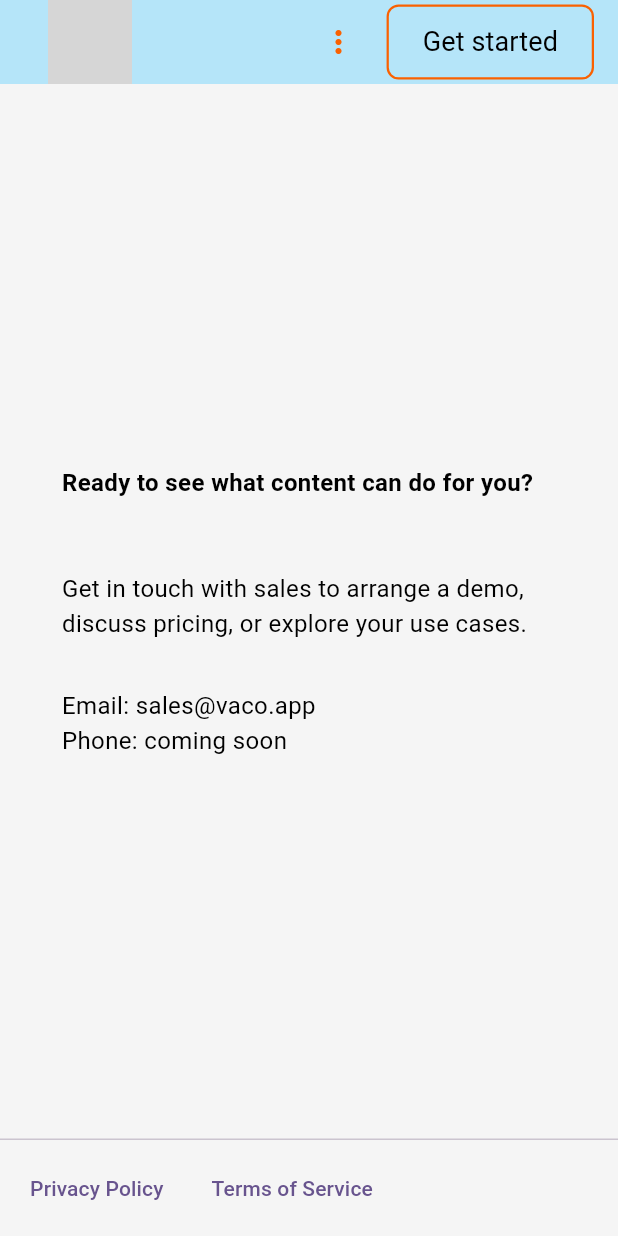
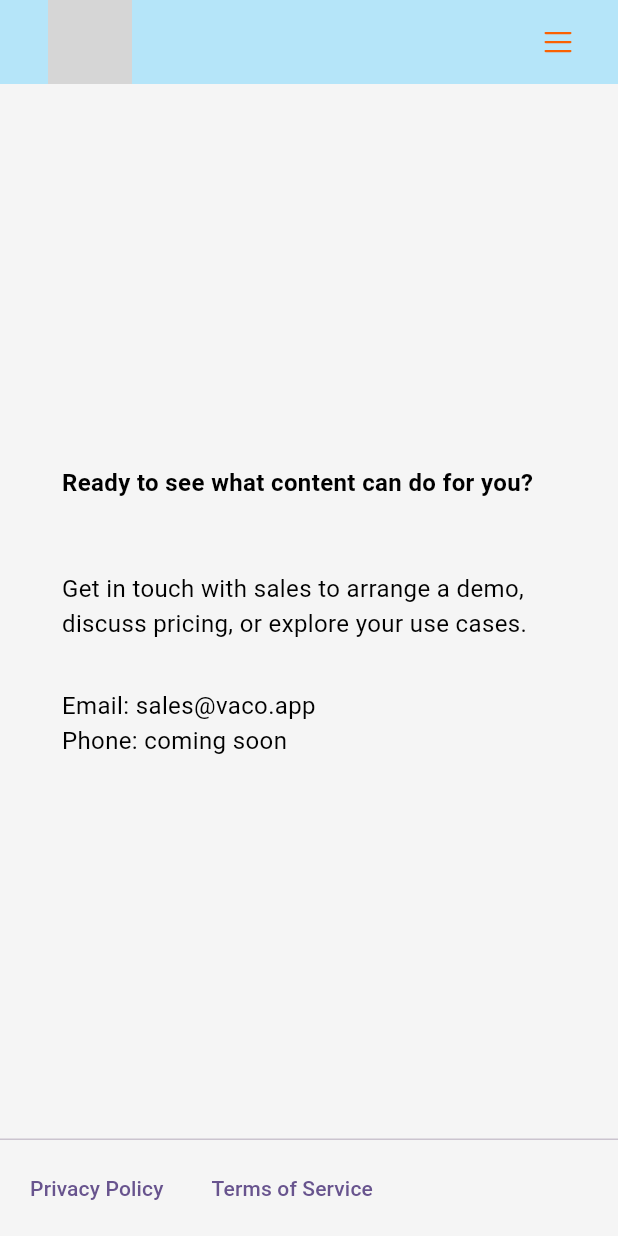
Before and after one commit to abewleytaylor/vaco-website, a Flutter app: the screen it shows after launch, after a tap on "See a demo", on a phone screen of 412 x 824 dp. Run offline on Flutter 3.47's test engine with Material 3 defaults, Android fonts, the phone set to English and light mode, and no system bars; our stand-ins replace google_fonts, phosphor_flutter; network calls fail; Roboto replaces fonts that are missing (Cantarell); grey boxes are pictures that could not be loaded.

Commit message:
Update mobile appbar menu and icon

```diff
--- a/lib/widgets/mobile_appbar.dart
+++ b/lib/widgets/mobile_appbar.dart
@@ -1,4 +1,5 @@
 import 'package:flutter/material.dart';
+import 'package:phosphor_flutter/phosphor_flutter.dart';
 import 'package:vaco_website/screens/contact_sales_screen/contact_sales_screen.dart';
 import 'package:vaco_website/screens/home_screen/home_screen.dart';
 import 'package:vaco_website/screens/platform_screen/platform_screen.dart';
@@ -42,6 +43,7 @@ class MobileAppbar extends StatelessWidget implements PreferredSizeWidget {
       toolbarHeight: 80.0,
       actions: [
         PopupMenuButton<String>(
+          icon: Icon(PhosphorIcons.list()),
           iconColor: VacoColors.vacoOrange,
           onSelected: (String value) {
             switch (value) {
@@ -72,10 +74,19 @@ class MobileAppbar extends StatelessWidget implements PreferredSizeWidget {
                     reverseTransitionDuration: Duration.zero,
                   ),
                 );
+              case 'Get started':
+                () => Navigator.pushReplacement(
+                      context,
+                      PageRouteBuilder(
+                        pageBuilder: (context, animation1, animation2) => ContactSalesScreen(),
+                        transitionDuration: Duration.zero,
+                        reverseTransitionDuration: Duration.zero,
+                      ),
+                    );
             }
           },
           itemBuilder: (BuildContext context) {
-            return {'Platform', 'Use cases', 'Pricing'}.map((String choice) {
+            return {'Platform', 'Use cases', 'Pricing', 'Get started'}.map((String choice) {
               return PopupMenuItem<String>(
                 value: choice,
                 child: Text(choice),
@@ -83,31 +94,6 @@ class MobileAppbar extends StatelessWidget implements PreferredSizeWidget {
             }).toList();
           },
         ),
-        SizedBox(width: 8.0),
-        OutlinedButton(
-          style: OutlinedButton.styleFrom(
-            side: BorderSide(width: 1.5, color: VacoColors.vacoOrange),
-            backgroundColor: VacoColors.vacoBlue,
-            shape: RoundedRectangleBorder(
-              borderRadius: BorderRadius.circular(8.0),
-            ),
-          ),
-          onPressed: () => Navigator.pushReplacement(
-            context,
-            PageRouteBuilder(
-              pageBuilder: (context, animation1, animation2) => ContactSalesScreen(),
-              transitionDuration: Duration.zero,
-              reverseTransitionDuration: Duration.zero,
-            ),
-          ),
-          child: Padding(
-            padding: const EdgeInsets.symmetric(vertical: 12.0),
-            child: Text(
-              "Get started",
-              style: VacoTextStyles.appBarAction,
-            ),
-          ),
-        ),
         SizedBox(width: 16.0),
       ],
     );
```
